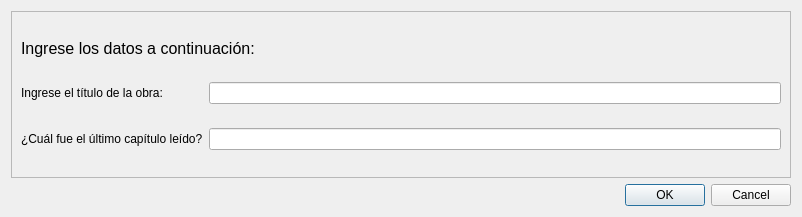
This is bin/UI/ventana_agregar.ui in leodan52/bitacora_lectura as Qt 5 draws it before an edit. The edited form follows.
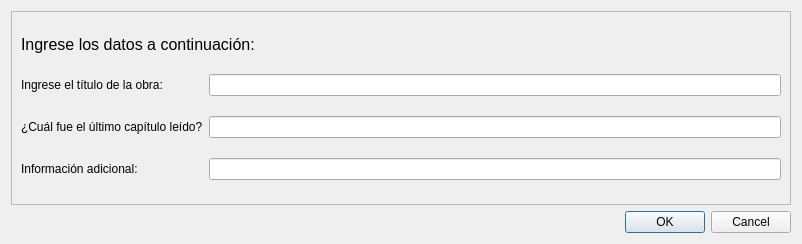
This is the edited form.

Commit message: Reparando errores, admitiendo un double para capítulo y agregando atributo llamado Información Adicional

What changed in the file:
```diff
--- a/bin/UI/ventana_agregar.ui
+++ b/bin/UI/ventana_agregar.ui
@@ -7,7 +7,7 @@
     <x>0</x>
     <y>0</y>
     <width>802</width>
-    <height>217</height>
+    <height>244</height>
    </rect>
   </property>
   <property name="windowTitle">
@@ -39,9 +39,6 @@
       <item row="2" column="1">
        <widget class="QLineEdit" name="cuadroAddUltimo"/>
       </item>
-      <item row="1" column="1">
-       <widget class="QLineEdit" name="cuadroAddTitulo"/>
-      </item>
       <item row="1" column="0">
        <widget class="QLabel" name="label">
         <property name="text">
@@ -68,6 +65,22 @@
         </property>
        </widget>
       </item>
+      <item row="1" column="1">
+       <widget class="QLineEdit" name="cuadroAddTitulo"/>
+      </item>
+      <item row="3" column="0">
+       <widget class="QLabel" name="label_4">
+        <property name="text">
+         <string>Información adicional:</string>
+        </property>
+        <property name="buddy">
+         <cstring>cuadroInfoAdicional</cstring>
+        </property>
+       </widget>
+      </item>
+      <item row="3" column="1">
+       <widget class="QLineEdit" name="cuadroInfoAdicional"/>
+      </item>
      </layout>
     </widget>
    </item>
```
Left out of the diff: 12 changed lines with no effect on the pictures. The commit also changes 8 other files.
